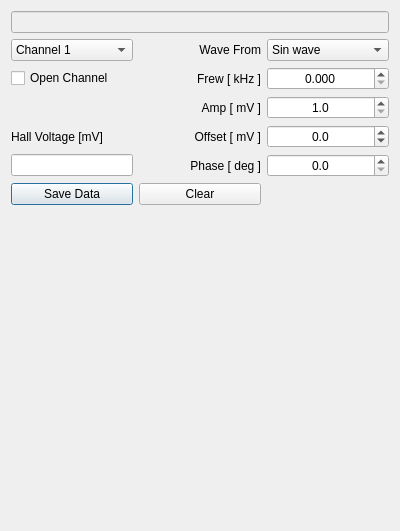
The window that wfg_dialog.ui (TripletESR/DAQ_GUI) describes before a commit, drawn with Qt 5.
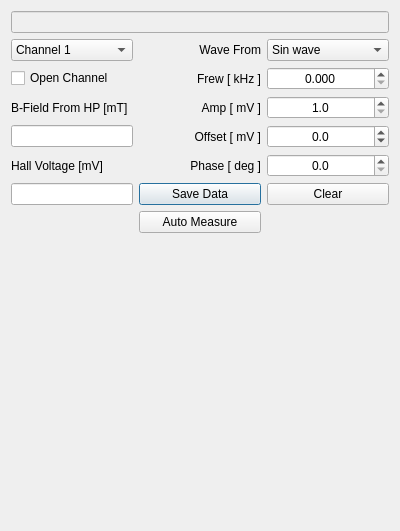
The same window after the commit. Custom widgets are drawn as their Qt base class.

Commit message: finish hall probe cali

What changed in the file:
```diff
--- a/wfg_dialog.ui
+++ b/wfg_dialog.ui
@@ -34,7 +34,41 @@
     </widget>
    </item>
    <item row="1" column="0">
-    <layout class="QGridLayout" name="gridLayout" rowstretch="1,1,1,1,1,0" columnstretch="1,1,1">
+    <layout class="QGridLayout" name="gridLayout" rowstretch="1,1,1,1,1,0,0" columnstretch="1,1,1">
+     <item row="3" column="0">
+      <widget class="QLineEdit" name="lineEdit_B"/>
+     </item>
+     <item row="4" column="0">
+      <widget class="QLabel" name="label_6">
+       <property name="text">
+        <string>Hall Voltage [mV]</string>
+       </property>
+      </widget>
+     </item>
+     <item row="5" column="0">
+      <widget class="QLineEdit" name="lineEdit_HPV"/>
+     </item>
+     <item row="5" column="1">
+      <widget class="QPushButton" name="pushButton_Save">
+       <property name="text">
+        <string>Save Data</string>
+       </property>
+      </widget>
+     </item>
+     <item row="2" column="0">
+      <widget class="QLabel" name="label_7">
+       <property name="text">
+        <string>B-Field From HP [mT]</string>
+       </property>
+      </widget>
+     </item>
+     <item row="5" column="2">
+      <widget class="QPushButton" name="pushButton_Clear">
+       <property name="text">
+        <string>Clear</string>
+       </property>
+      </widget>
+     </item>
      <item row="3" column="2">
       <widget class="QDoubleSpinBox" name="doubleSpinBox_Offset">
        <property name="alignment">
@@ -159,13 +193,6 @@
        </property>
       </widget>
      </item>
-     <item row="3" column="0">
-      <widget class="QLabel" name="label_6">
-       <property name="text">
-        <string>Hall Voltage [mV]</string>
-       </property>
-      </widget>
-     </item>
      <item row="1" column="0">
       <widget class="QCheckBox" name="checkBox">
        <property name="text">
@@ -183,9 +210,6 @@
        </property>
       </widget>
      </item>
-     <item row="4" column="0">
-      <widget class="QLineEdit" name="lineEdit_HPV"/>
-     </item>
      <item row="0" column="2">
       <widget class="QComboBox" name="comboBox_WFG">
        <item>
@@ -205,17 +229,10 @@
        </item>
       </widget>
      </item>
-     <item row="5" column="0">
-      <widget class="QPushButton" name="pushButton_Save">
+     <item row="6" column="1">
+      <widget class="QPushButton" name="pushButton_Auto">
        <property name="text">
-        <string>Save Data</string>
-       </property>
-      </widget>
-     </item>
-     <item row="5" column="1">
-      <widget class="QPushButton" name="pushButton_Clear">
-       <property name="text">
-        <string>Clear</string>
+        <string>Auto Measure</string>
        </property>
       </widget>
      </item>
```
Left out of the diff: 62 changed lines with no effect on the pictures. The commit also changes 3 other files.
